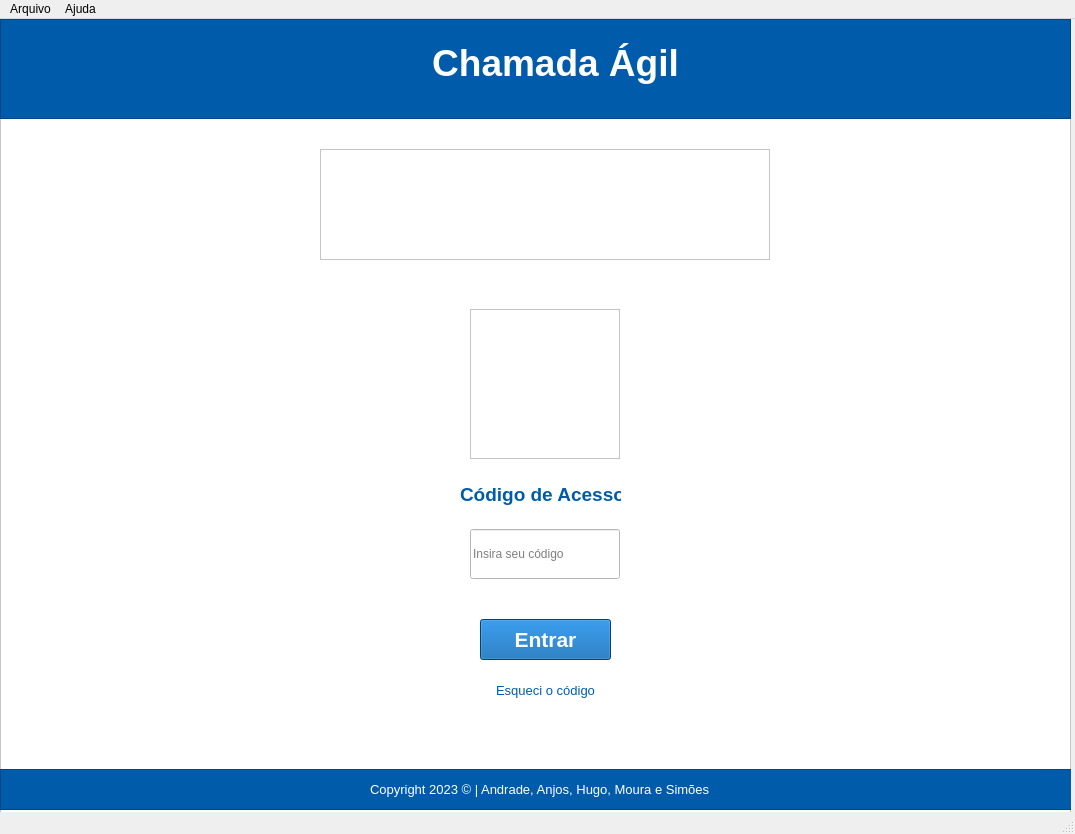
Before: the Qt Designer form view/home.ui in DiegoSMAnjos/SENAI-TDS-TCC-Chamada-Agil, drawn with Qt 5.
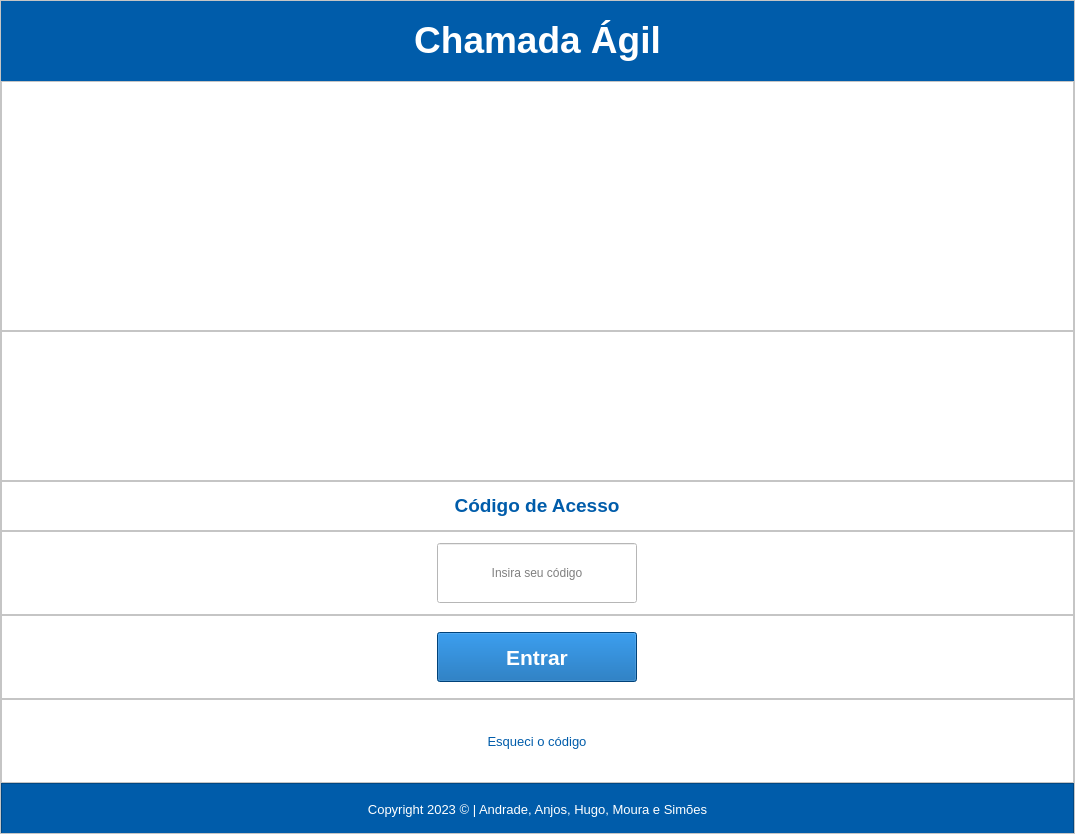
After: the same form once the commit is applied. Icons and pictures are not drawn.

What changed in the file:
```diff
--- a/view/home.ui
+++ b/view/home.ui
@@ -16,25 +16,40 @@
     <height>834</height>
    </size>
   </property>
-  <property name="maximumSize">
-   <size>
-    <width>1075</width>
-    <height>834</height>
-   </size>
-  </property>
   <property name="windowTitle">
    <string>MainWindow</string>
   </property>
   <widget class="QWidget" name="centralwidget">
+   <property name="sizePolicy">
+    <sizepolicy hsizetype="Expanding" vsizetype="Preferred">
+     <horstretch>0</horstretch>
+     <verstretch>0</verstretch>
+    </sizepolicy>
+   </property>
+   <property name="minimumSize">
+    <size>
+     <width>800</width>
+     <height>800</height>
+    </size>
+   </property>
+   <layout class="QVBoxLayout" name="verticalLayout">
+    <property name="spacing">
+     <number>0</number>
+    </property>
+    <property name="leftMargin">
+     <number>0</number>
+    </property>
+    <property name="topMargin">
+     <number>0</number>
+    </property>
+    <property name="rightMargin">
+     <number>0</number>
+    </property>
+    <property name="bottomMargin">
+     <number>0</number>
+    </property>
+    <item>
    <widget class="QFrame" name="background_3">
-    <property name="geometry">
-     <rect>
-      <x>0</x>
-      <y>0</y>
-      <width>1071</width>
-      <height>811</height>
-     </rect>
-    </property>
     <property name="styleSheet">
      <string notr="true">background-color: rgb(255, 255, 255);</string>
     </property>
@@ -44,54 +59,57 @@
     <property name="frameShadow">
      <enum>QFrame::Raised</enum>
     </property>
-    <widget class="QFrame" name="logoSenai">
-     <property name="geometry">
-      <rect>
-       <x>320</x>
-       <y>130</y>
-       <width>450</width>
-       <height>111</height>
-      </rect>
-     </property>
-     <property name="styleSheet">
-      <string notr="true">QFrame {
-border-image: url(:/newPrefix/senai-logo.png) 0 0 0 0 stretch stretch;
-}</string>
-     </property>
-     <property name="frameShape">
-      <enum>QFrame::StyledPanel</enum>
-     </property>
-     <property name="frameShadow">
-      <enum>QFrame::Raised</enum>
-     </property>
-    </widget>
+      <layout class="QVBoxLayout" name="verticalLayout_2">
+       <property name="spacing">
+        <number>0</number>
+       </property>
+       <property name="leftMargin">
+        <number>0</number>
+       </property>
+       <property name="topMargin">
+        <number>0</number>
+       </property>
+       <property name="rightMargin">
+        <number>0</number>
+       </property>
+       <property name="bottomMargin">
+        <number>0</number>
+       </property>
+       <item>
     <widget class="QFrame" name="header">
-     <property name="geometry">
-      <rect>
-       <x>0</x>
-       <y>0</y>
-       <width>1071</width>
-       <height>100</height>
-      </rect>
+         <property name="maximumSize">
+          <size>
+           <width>16777215</width>
+           <height>80</height>
+          </size>
      </property>
      <property name="styleSheet">
       <string notr="true">background-color: rgb(0, 92, 170);</string>
      </property>
      <property name="frameShape">
-      <enum>QFrame::StyledPanel</enum>
+          <enum>QFrame::NoFrame</enum>
      </property>
      <property name="frameShadow">
       <enum>QFrame::Raised</enum>
      </property>
+         <layout class="QHBoxLayout" name="horizontalLayout">
+          <property name="spacing">
+           <number>0</number>
+          </property>
+          <property name="leftMargin">
+           <number>0</number>
+          </property>
+          <property name="topMargin">
+           <number>0</number>
+          </property>
+          <property name="rightMargin">
+           <number>0</number>
+          </property>
+          <property name="bottomMargin">
+           <number>0</number>
+          </property>
+          <item>
      <widget class="QLabel" name="lblTituloHome">
-      <property name="geometry">
-       <rect>
-        <x>430</x>
-        <y>10</y>
-        <width>251</width>
-        <height>70</height>
-       </rect>
-      </property>
       <property name="font">
        <font>
         <family>Segoe UI</family>
@@ -107,16 +125,195 @@
       <property name="text">
        <string>&lt;html&gt;&lt;head/&gt;&lt;body&gt;&lt;p align=&quot;center&quot;&gt;&lt;span style=&quot; color:#ffffff;&quot;&gt;Chamada Ágil&lt;/span&gt;&lt;/p&gt;&lt;/body&gt;&lt;/html&gt;</string>
       </property>
-     </widget>
-    </widget>
+            <property name="alignment">
+             <set>Qt::AlignCenter</set>
+            </property>
+           </widget>
+          </item>
+         </layout>
+        </widget>
+       </item>
+       <item>
+        <widget class="QFrame" name="frame">
+         <property name="frameShape">
+          <enum>QFrame::NoFrame</enum>
+         </property>
+         <property name="frameShadow">
+          <enum>QFrame::Raised</enum>
+         </property>
+         <layout class="QVBoxLayout" name="verticalLayout_3">
+          <property name="spacing">
+           <number>0</number>
+          </property>
+          <property name="leftMargin">
+           <number>0</number>
+          </property>
+          <property name="topMargin">
+           <number>0</number>
+          </property>
+          <property name="rightMargin">
+           <number>0</number>
+          </property>
+          <property name="bottomMargin">
+           <number>0</number>
+          </property>
+          <item>
+           <widget class="QFrame" name="frame_2">
+            <property name="minimumSize">
+             <size>
+              <width>0</width>
+              <height>250</height>
+             </size>
+            </property>
+            <property name="frameShape">
+             <enum>QFrame::StyledPanel</enum>
+            </property>
+            <property name="frameShadow">
+             <enum>QFrame::Raised</enum>
+            </property>
+            <layout class="QHBoxLayout" name="horizontalLayout_3">
+             <property name="spacing">
+              <number>0</number>
+             </property>
+             <property name="leftMargin">
+              <number>0</number>
+             </property>
+             <property name="topMargin">
+              <number>0</number>
+             </property>
+             <property name="rightMargin">
+              <number>0</number>
+             </property>
+             <property name="bottomMargin">
+              <number>0</number>
+             </property>
+             <item>
+              <widget class="QFrame" name="logoSenai">
+               <property name="minimumSize">
+                <size>
+                 <width>600</width>
+                 <height>150</height>
+                </size>
+               </property>
+               <property name="maximumSize">
+                <size>
+                 <width>600</width>
+                 <height>150</height>
+                </size>
+               </property>
+               <property name="styleSheet">
+                <string notr="true">QFrame {
+border-image: url(:/newPrefix/senai-logo.png) 0 0 0 0 stretch stretch;
+}</string>
+               </property>
+               <property name="frameShape">
+                <enum>QFrame::NoFrame</enum>
+               </property>
+               <property name="frameShadow">
+                <enum>QFrame::Raised</enum>
+               </property>
+              </widget>
+             </item>
+            </layout>
+           </widget>
+          </item>
+          <item>
+           <widget class="QFrame" name="frame_3">
+            <property name="minimumSize">
+             <size>
+              <width>0</width>
+              <height>150</height>
+             </size>
+            </property>
+            <property name="frameShape">
+             <enum>QFrame::StyledPanel</enum>
+            </property>
+            <property name="frameShadow">
+             <enum>QFrame::Raised</enum>
+            </property>
+            <layout class="QHBoxLayout" name="horizontalLayout_4">
+             <property name="spacing">
+              <number>0</number>
+             </property>
+             <property name="leftMargin">
+              <number>0</number>
+             </property>
+             <property name="topMargin">
+              <number>0</number>
+             </property>
+             <property name="rightMargin">
+              <number>0</number>
+             </property>
+             <property name="bottomMargin">
+              <number>0</number>
+             </property>
+             <item>
+              <widget class="QFrame" name="logoUser">
+               <property name="minimumSize">
+                <size>
+                 <width>100</width>
+                 <height>100</height>
+                </size>
+               </property>
+               <property name="maximumSize">
+                <size>
+                 <width>100</width>
+                 <height>100</height>
+                </size>
+               </property>
+               <property name="styleSheet">
+                <string notr="true">QFrame {
+border-image: url(:/newPrefix/user-circle.png) 0 0 0 0 stretch stretch;
+}</string>
+               </property>
+               <property name="frameShape">
+                <enum>QFrame::NoFrame</enum>
+               </property>
+               <property name="frameShadow">
+                <enum>QFrame::Raised</enum>
+               </property>
+              </widget>
+             </item>
+            </layout>
+           </widget>
+          </item>
+          <item>
+           <widget class="QFrame" name="frame_4">
+            <property name="maximumSize">
+             <size>
+              <width>16777215</width>
+              <height>50</height>
+             </size>
+            </property>
+            <property name="frameShape">
+             <enum>QFrame::StyledPanel</enum>
+            </property>
+            <property name="frameShadow">
+             <enum>QFrame::Raised</enum>
+            </property>
+            <layout class="QHBoxLayout" name="horizontalLayout_5">
+             <property name="spacing">
+              <number>0</number>
+             </property>
+             <property name="leftMargin">
+              <number>0</number>
+             </property>
+             <property name="topMargin">
+              <number>0</number>
+             </property>
+             <property name="rightMargin">
+              <number>0</number>
+             </property>
+             <property name="bottomMargin">
+              <number>0</number>
+             </property>
+             <item>
     <widget class="QLabel" name="label">
-     <property name="geometry">
-      <rect>
-       <x>460</x>
-       <y>440</y>
-       <width>161</width>
-       <height>71</height>
-      </rect>
+               <property name="maximumSize">
+                <size>
+                 <width>200</width>
+                 <height>50</height>
+                </size>
      </property>
      <property name="font">
       <font>
@@ -128,30 +325,99 @@
       <string>&lt;html&gt;&lt;head/&gt;&lt;body&gt;&lt;p align=&quot;center&quot;&gt;&lt;span style=&quot; font-weight:600; color:#005caa;&quot;&gt;Código de Acesso&lt;/span&gt;&lt;/p&gt;&lt;/body&gt;&lt;/html&gt;</string>
      </property>
     </widget>
+             </item>
+            </layout>
+           </widget>
+          </item>
+          <item>
+           <widget class="QFrame" name="frame_5">
+            <property name="frameShape">
+             <enum>QFrame::StyledPanel</enum>
+            </property>
+            <property name="frameShadow">
+             <enum>QFrame::Raised</enum>
+            </property>
+            <layout class="QHBoxLayout" name="horizontalLayout_6">
+             <property name="spacing">
+              <number>0</number>
+             </property>
+             <property name="leftMargin">
+              <number>0</number>
+             </property>
+             <property name="topMargin">
+              <number>0</number>
+             </property>
+             <property name="rightMargin">
+              <number>0</number>
+             </property>
+             <property name="bottomMargin">
+              <number>0</number>
+             </property>
+             <item>
     <widget class="QLineEdit" name="lineEdit">
-     <property name="geometry">
-      <rect>
-       <x>470</x>
-       <y>510</y>
-       <width>150</width>
-       <height>50</height>
-      </rect>
+               <property name="minimumSize">
+                <size>
+                 <width>0</width>
+                 <height>60</height>
+                </size>
+               </property>
+               <property name="maximumSize">
+                <size>
+                 <width>200</width>
+                 <height>16777215</height>
+                </size>
      </property>
      <property name="styleSheet">
       <string notr="true">border-color: rgb(0, 92, 170);</string>
      </property>
+               <property name="alignment">
+                <set>Qt::AlignCenter</set>
+               </property>
      <property name="placeholderText">
       <string>Insira seu código</string>
      </property>
     </widget>
+             </item>
+            </layout>
+           </widget>
+          </item>
+          <item>
+           <widget class="QFrame" name="frame_6">
+            <property name="frameShape">
+             <enum>QFrame::StyledPanel</enum>
+            </property>
+            <property name="frameShadow">
+             <enum>QFrame::Raised</enum>
+            </property>
+            <layout class="QHBoxLayout" name="horizontalLayout_7">
+             <property name="spacing">
+              <number>0</number>
+             </property>
+             <property name="leftMargin">
+              <number>0</number>
+             </property>
+             <property name="topMargin">
+              <number>0</number>
+             </property>
+             <property name="rightMargin">
+              <number>0</number>
+             </property>
+             <property name="bottomMargin">
+              <number>0</number>
+             </property>
+             <item>
     <widget class="QPushButton" name="pushButton">
-     <property name="geometry">
-      <rect>
-       <x>480</x>
-       <y>600</y>
-       <width>131</width>
-       <height>41</height>
-      </rect>
+               <property name="minimumSize">
+                <size>
+                 <width>200</width>
+                 <height>50</height>
+                </size>
+               </property>
+               <property name="maximumSize">
+                <size>
+                 <width>200</width>
+                 <height>50</height>
+                </size>
      </property>
      <property name="font">
       <font>
@@ -169,14 +435,47 @@
       <string>Entrar</string>
      </property>
     </widget>
+             </item>
+            </layout>
+           </widget>
+          </item>
+          <item>
+           <widget class="QFrame" name="frame_7">
+            <property name="frameShape">
+             <enum>QFrame::StyledPanel</enum>
+            </property>
+            <property name="frameShadow">
+             <enum>QFrame::Raised</enum>
+            </property>
+            <layout class="QHBoxLayout" name="horizontalLayout_8">
+             <property name="spacing">
+              <number>0</number>
+             </property>
+             <property name="leftMargin">
+              <number>0</number>
+             </property>
+             <property name="topMargin">
+              <number>0</number>
+             </property>
+             <property name="rightMargin">
+              <number>0</number>
+             </property>
+             <property name="bottomMargin">
+              <number>0</number>
+             </property>
+             <item>
     <widget class="QPushButton" name="pushButton_2">
-     <property name="geometry">
-      <rect>
-       <x>480</x>
-       <y>660</y>
-       <width>131</width>
-       <height>23</height>
-      </rect>
+               <property name="minimumSize">
+                <size>
+                 <width>200</width>
+                 <height>40</height>
+                </size>
+               </property>
+               <property name="maximumSize">
+                <size>
+                 <width>200</width>
+                 <height>40</height>
+                </size>
      </property>
      <property name="font">
       <font>
@@ -194,14 +493,26 @@
       <bool>true</bool>
      </property>
     </widget>
+             </item>
+            </layout>
+           </widget>
+          </item>
+         </layout>
+        </widget>
+       </item>
+       <item>
     <widget class="QFrame" name="footer">
-     <property name="geometry">
-      <rect>
-       <x>0</x>
-       <y>750</y>
-       <width>1081</width>
-       <height>41</height>
-      </rect>
+         <property name="minimumSize">
+          <size>
+           <width>0</width>
+           <height>50</height>
+          </size>
+         </property>
+         <property name="maximumSize">
+          <size>
+           <width>16777215</width>
+           <height>50</height>
+          </size>
      </property>
      <property name="styleSheet">
       <string notr="true">background-color: rgb(0, 92, 170);</string>
@@ -212,14 +523,29 @@
      <property name="frameShadow">
       <enum>QFrame::Raised</enum>
      </property>
+         <layout class="QHBoxLayout" name="horizontalLayout_2">
+          <property name="spacing">
+           <number>0</number>
+          </property>
+          <property name="leftMargin">
+           <number>0</number>
+          </property>
+          <property name="topMargin">
+           <number>0</number>
+          </property>
+          <property name="rightMargin">
+           <number>0</number>
+          </property>
+          <property name="bottomMargin">
+           <number>0</number>
+          </property>
+          <item>
      <widget class="QLabel" name="lblFooter">
-      <property name="geometry">
-       <rect>
-        <x>370</x>
-        <y>10</y>
-        <width>351</width>
-        <height>21</height>
-       </rect>
+            <property name="minimumSize">
+             <size>
+              <width>0</width>
+              <height>50</height>
+             </size>
       </property>
       <property name="font">
        <font>
@@ -236,54 +562,18 @@
       <property name="text">
        <string>Copyright 2023 © | Andrade, Anjos, Hugo, Moura e Simões</string>
       </property>
-     </widget>
-    </widget>
-    <widget class="QFrame" name="logoUser">
-     <property name="geometry">
-      <rect>
-       <x>470</x>
-       <y>290</y>
-       <width>150</width>
-       <height>150</height>
-      </rect>
-     </property>
-     <property name="styleSheet">
-      <string notr="true">QFrame {
-border-image: url(:/newPrefix/user-circle.png) 0 0 0 0 stretch stretch;
-}</string>
-     </property>
-     <property name="frameShape">
-      <enum>QFrame::StyledPanel</enum>
-     </property>
-     <property name="frameShadow">
-      <enum>QFrame::Raised</enum>
-     </property>
-    </widget>
-   </widget>
-  </widget>
-  <widget class="QStatusBar" name="statusbar"/>
-  <widget class="QMenuBar" name="menubar">
-   <property name="geometry">
-    <rect>
-     <x>0</x>
-     <y>0</y>
-     <width>1075</width>
-     <height>21</height>
-    </rect>
-   </property>
-   <widget class="QMenu" name="menuArquivo">
-    <property name="title">
-     <string>Arquivo</string>
-    </property>
-   </widget>
-   <widget class="QMenu" name="menuAjuda">
-    <property name="title">
-     <string>Ajuda</string>
-    </property>
-    <addaction name="actionSobre"/>
-   </widget>
-   <addaction name="menuArquivo"/>
-   <addaction name="menuAjuda"/>
+            <property name="alignment">
+             <set>Qt::AlignCenter</set>
+            </property>
+           </widget>
+          </item>
+         </layout>
+        </widget>
+       </item>
+      </layout>
+     </widget>
+    </item>
+   </layout>
   </widget>
   <action name="actionSobre">
    <property name="text">
```
Lines whose indentation alone changed are shown as unchanged.
